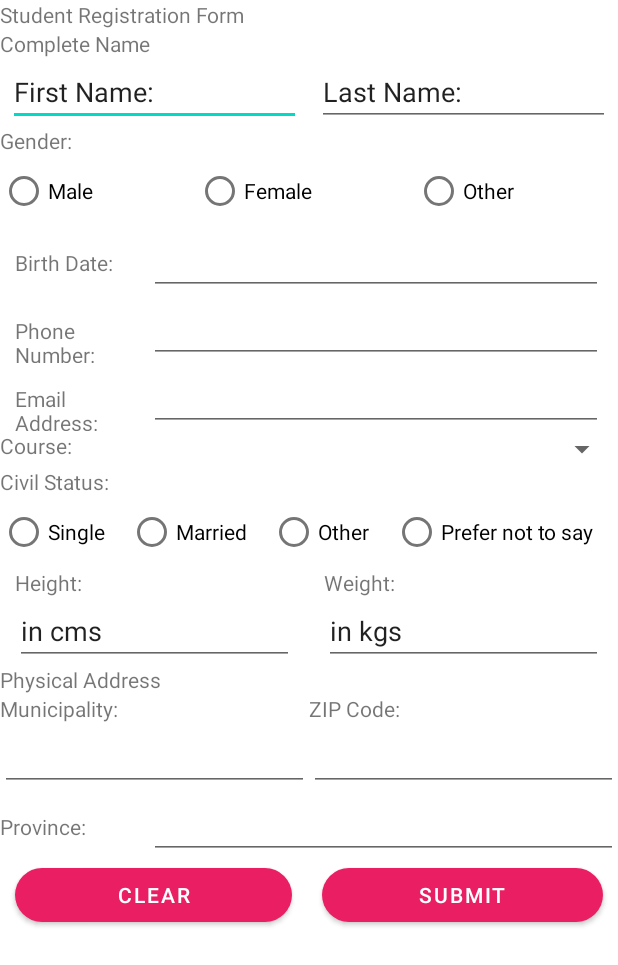
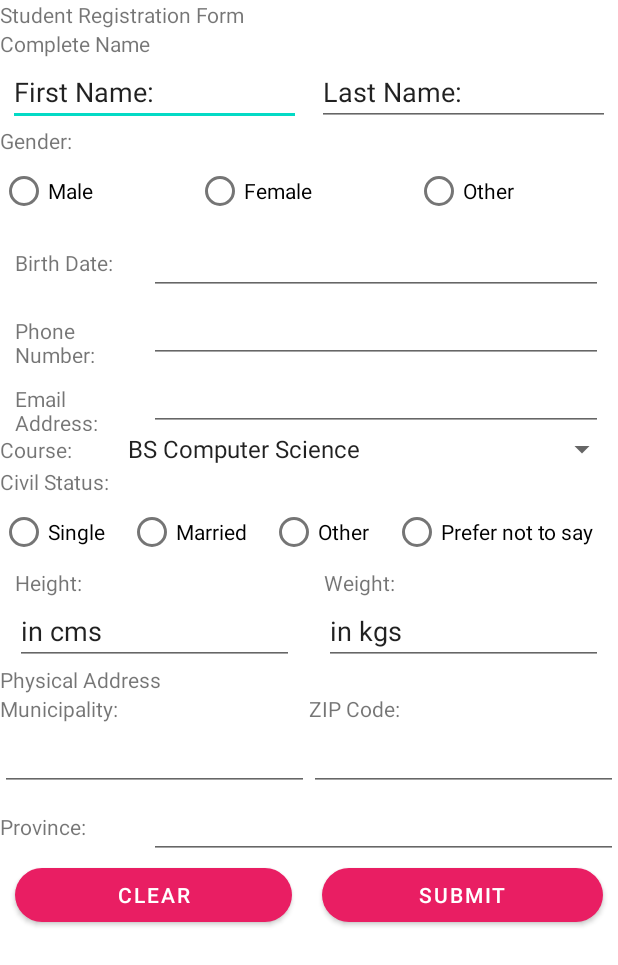
Before and after one commit to dsullano/AndroidCollection, an Android app: the activity_passing_intents_exercise screen opened directly, with no data from a screen before it, on a phone screen of 412 x 824 dp. Shown: the top 965 px of the screen. Run offline under Robolectric (Android 15) with nearby library versions, the phone set to English and light mode, and no system bars.

```diff
--- a/app/src/main/java/com/example/androidprojectcollection/activity_passing_intents_exercise.java
+++ b/app/src/main/java/com/example/androidprojectcollection/activity_passing_intents_exercise.java
@@ -66,8 +66,10 @@ public class activity_passing_intents_exercise extends AppCompatActivity {
                     gender = "Unknown";
                 }
 
-                String bDate = etxtBDate.getText().toString();
-                String pNumber = etxtPhoneNumber.getText().toString();
+                String bDate;
+                bDate = etxtBDate.getText().toString();
+                String pNumber;
+                pNumber = etxtPhoneNumber.getText().toString();
                 String emailAdd = etxtEmailAddress.getText().toString();
                 String course = spinner.getSelectedItem().toString();
 
--- a/app/src/main/java/com/example/androidprojectcollection/activity_passing_intents_exercise2.java
+++ b/app/src/main/java/com/example/androidprojectcollection/activity_passing_intents_exercise2.java
@@ -1,4 +1,5 @@
 package com.example.androidprojectcollection;
+
 
 import androidx.appcompat.app.AppCompatActivity;
 
@@ -19,7 +20,7 @@ public class activity_passing_intents_exercise2 extends AppCompatActivity {
     protected void onCreate(Bundle savedInstanceState) {
         super.onCreate(savedInstanceState);
         setContentView(R.layout.activity_passing_intents_exercise2);
-        Objects.requireNonNull(getSupportActionBar()).hide();
+       // Objects.requireNonNull(getSupportActionBar()).hide();
 
         tvFname = findViewById(R.id.tvFname2);
         tvLname = findViewById(R.id.tvLname2);
--- a/app/src/main/res/values/arrays.xml
+++ b/app/src/main/res/values/arrays.xml
@@ -1,5 +1,10 @@
 <?xml version="1.0" encoding="utf-8"?>
 <resources>
-    <string-array name="spinner_courses">spinner</string-array>
-
+    <string-array name="spinner_courses">
+        <item>BS Computer Science</item>
+        <item>BS Information Technology</item>
+        <item>BS Civil Engineering</item>
+        <item>BS Computer Engineering</item>
+        <item>BS Architecture</item>
+    </string-array>
 </resources>
```
